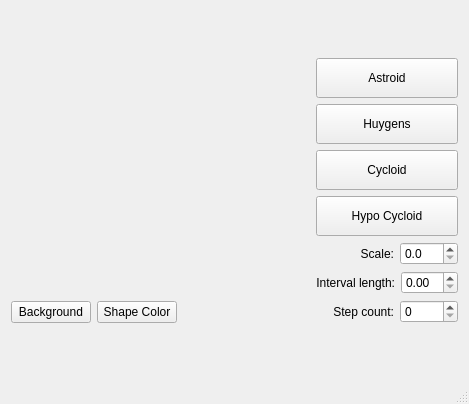
Above: mainwindow.ui from DenorJanes/QtCurvesCPP before the change. Below: the same form after it.
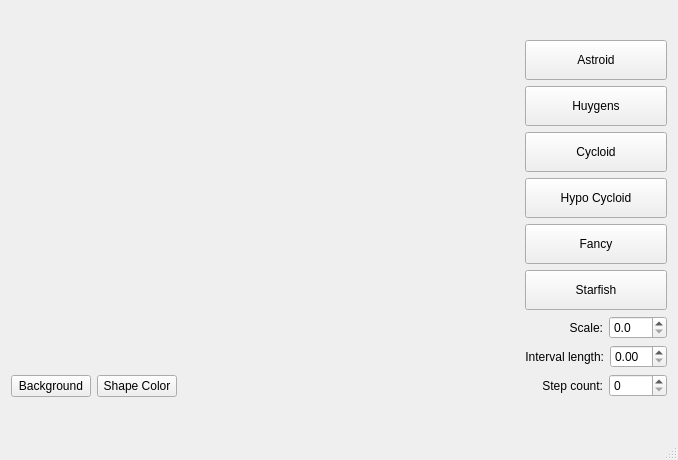
That is the form after the change. Custom widgets are drawn as their Qt base class.

Commit message: Addition: possiblity to draw to more figures: Fancy and Starfish.

```diff
--- a/mainwindow.ui
+++ b/mainwindow.ui
@@ -6,8 +6,8 @@
    <rect>
     <x>0</x>
     <y>0</y>
-    <width>469</width>
-    <height>404</height>
+    <width>678</width>
+    <height>460</height>
    </rect>
   </property>
   <property name="windowTitle">
@@ -133,6 +133,44 @@
           </property>
          </widget>
         </item>
+        <item>
+         <widget class="QPushButton" name="btnFancy">
+          <property name="minimumSize">
+           <size>
+            <width>0</width>
+            <height>40</height>
+           </size>
+          </property>
+          <property name="maximumSize">
+           <size>
+            <width>16777215</width>
+            <height>16777215</height>
+           </size>
+          </property>
+          <property name="text">
+           <string>Fancy</string>
+          </property>
+         </widget>
+        </item>
+        <item>
+         <widget class="QPushButton" name="btnStarfish">
+          <property name="minimumSize">
+           <size>
+            <width>0</width>
+            <height>40</height>
+           </size>
+          </property>
+          <property name="maximumSize">
+           <size>
+            <width>16777215</width>
+            <height>16777215</height>
+           </size>
+          </property>
+          <property name="text">
+           <string>Starfish</string>
+          </property>
+         </widget>
+        </item>
        </layout>
       </item>
       <item>
```
The commit also changes 4 other files.
